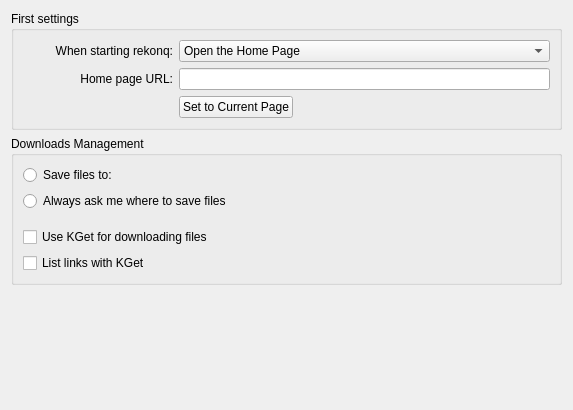
KDE/rekonq, file src/settings/settings_general.ui: the form before one commit.
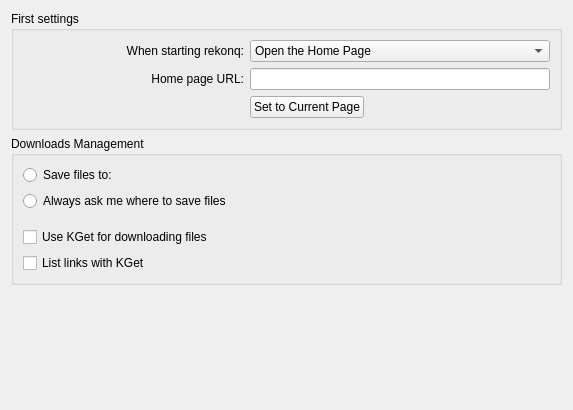
The form after the commit. Custom widgets are drawn as their Qt base class.

Commit message: Fix && uniform UI width

What changed in the file:
```diff
--- a/src/settings/settings_general.ui
+++ b/src/settings/settings_general.ui
@@ -23,14 +23,14 @@
       <item row="1" column="0">
        <widget class="QLabel" name="label">
         <property name="sizePolicy">
-         <sizepolicy hsizetype="Fixed" vsizetype="Preferred">
+         <sizepolicy hsizetype="Expanding" vsizetype="Preferred">
           <horstretch>0</horstretch>
           <verstretch>0</verstretch>
          </sizepolicy>
         </property>
         <property name="minimumSize">
          <size>
-          <width>150</width>
+          <width>0</width>
           <height>0</height>
          </size>
         </property>
@@ -48,7 +48,7 @@
       <item row="2" column="0">
        <widget class="QLabel" name="label_2">
         <property name="sizePolicy">
-         <sizepolicy hsizetype="Fixed" vsizetype="Preferred">
+         <sizepolicy hsizetype="Expanding" vsizetype="Preferred">
           <horstretch>0</horstretch>
           <verstretch>0</verstretch>
          </sizepolicy>
@@ -73,11 +73,17 @@
          <bool>true</bool>
         </property>
         <property name="sizePolicy">
-         <sizepolicy hsizetype="MinimumExpanding" vsizetype="Fixed">
+         <sizepolicy hsizetype="Minimum" vsizetype="Fixed">
           <horstretch>0</horstretch>
           <verstretch>0</verstretch>
          </sizepolicy>
         </property>
+        <property name="minimumSize">
+         <size>
+          <width>300</width>
+          <height>0</height>
+         </size>
+        </property>
        </widget>
       </item>
       <item row="3" column="1">
@@ -107,11 +113,17 @@
       <item row="1" column="1">
        <widget class="KComboBox" name="kcfg_startupBehaviour">
         <property name="sizePolicy">
-         <sizepolicy hsizetype="Expanding" vsizetype="Fixed">
+         <sizepolicy hsizetype="Minimum" vsizetype="Fixed">
           <horstretch>0</horstretch>
           <verstretch>0</verstretch>
          </sizepolicy>
         </property>
+        <property name="minimumSize">
+         <size>
+          <width>300</width>
+          <height>0</height>
+         </size>
+        </property>
         <item>
          <property name="text">
           <string>Open the Home Page</string>
@@ -148,14 +160,14 @@
         <item>
          <widget class="QRadioButton" name="askDownloadNo">
           <property name="sizePolicy">
-           <sizepolicy hsizetype="Fixed" vsizetype="Preferred">
+           <sizepolicy hsizetype="Expanding" vsizetype="Preferred">
             <horstretch>0</horstretch>
             <verstretch>0</verstretch>
            </sizepolicy>
           </property>
           <property name="minimumSize">
            <size>
-            <width>150</width>
+            <width>0</width>
             <height>0</height>
            </size>
           </property>
@@ -167,11 +179,17 @@
         <item>
          <widget class="KUrlRequester" name="kcfg_downloadPath">
           <property name="sizePolicy">
-           <sizepolicy hsizetype="MinimumExpanding" vsizetype="Preferred">
+           <sizepolicy hsizetype="Minimum" vsizetype="Preferred">
             <horstretch>0</horstretch>
             <verstretch>0</verstretch>
            </sizepolicy>
           </property>
+          <property name="minimumSize">
+           <size>
+            <width>300</width>
+            <height>0</height>
+           </size>
+          </property>
          </widget>
         </item>
        </layout>
```
The commit also changes 5 other files.
